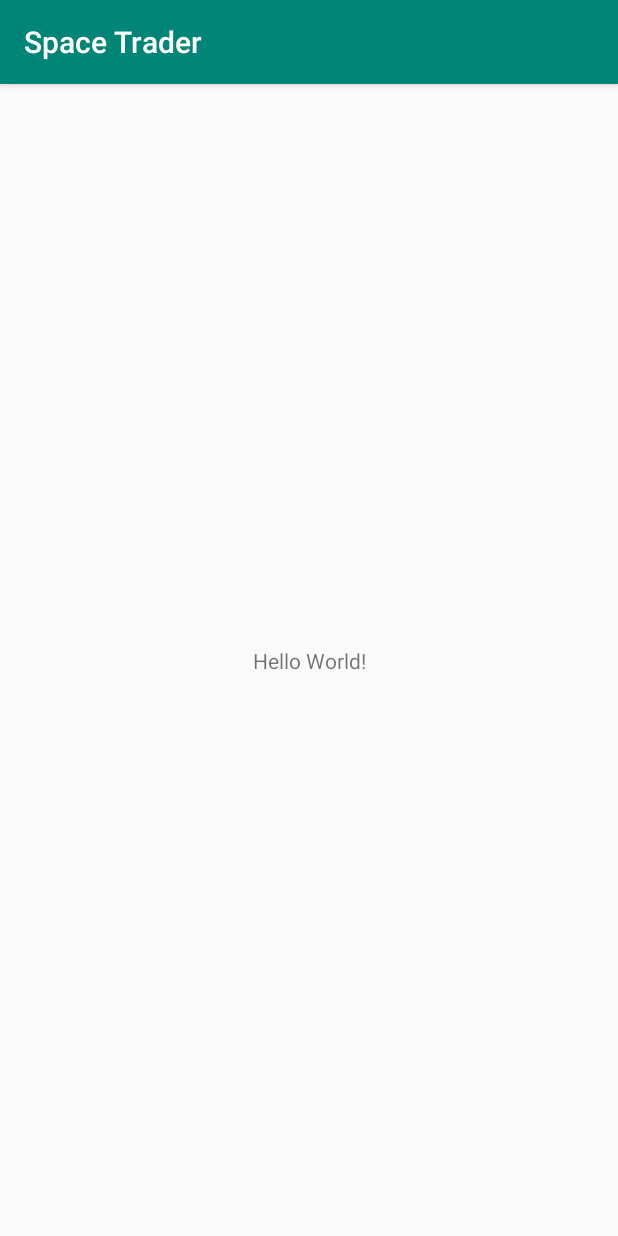
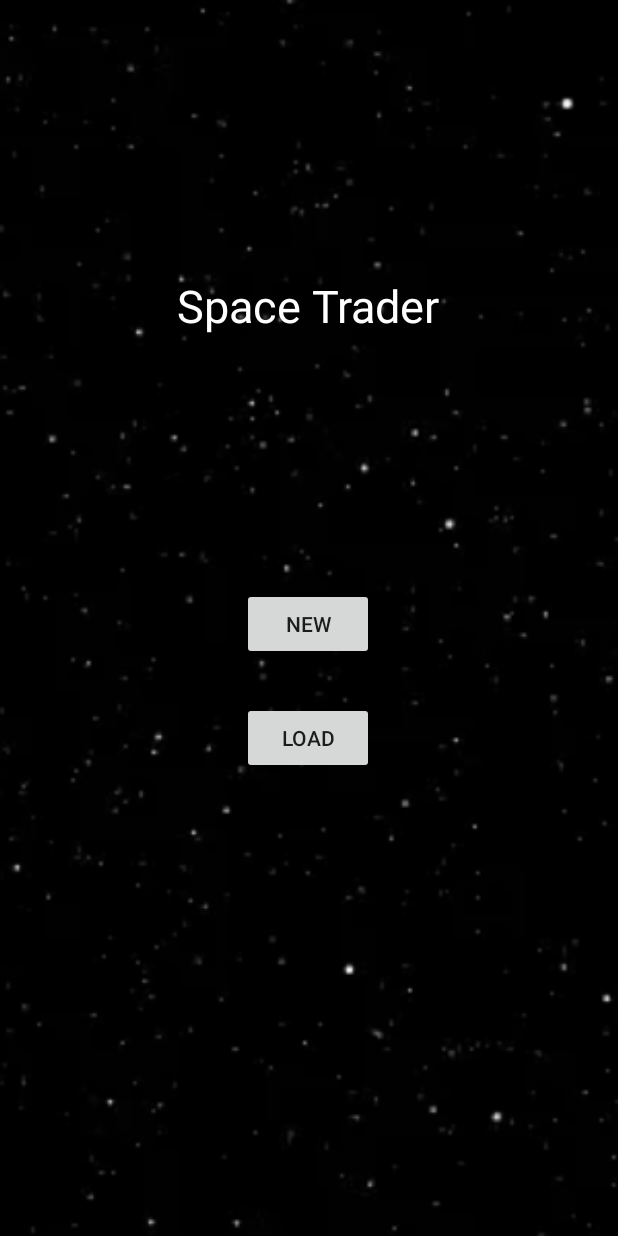
Before and after one commit to ghpvnist/Space-Trader, an Android app: the screen it shows after launch (MainActivity), on a phone screen of 412 x 824 dp. Run offline under Robolectric (Android 15) with nearby library versions, the phone set to English and light mode, and no system bars.

Commit message:
Create default start screen

```diff
--- a/app/build.gradle
+++ b/app/build.gradle
@@ -25,4 +25,5 @@ dependencies {
     testImplementation 'junit:junit:4.12'
     androidTestImplementation 'com.android.support.test:runner:1.0.2'
     androidTestImplementation 'com.android.support.test.espresso:espresso-core:3.0.2'
+    implementation 'com.android.support:recyclerview-v7:28.0.0'
 }
--- a/app/src/main/AndroidManifest.xml
+++ b/app/src/main/AndroidManifest.xml
@@ -9,6 +9,7 @@
         android:roundIcon="@mipmap/ic_launcher_round"
         android:supportsRtl="true"
         android:theme="@style/AppTheme">
+        <activity android:name=".CreateAccount"></activity>
         <activity android:name=".MainActivity">
             <intent-filter>
                 <action android:name="android.intent.action.MAIN" />
--- a/app/src/main/res/layout/activity_main.xml
+++ b/app/src/main/res/layout/activity_main.xml
@@ -6,13 +6,55 @@
     android:layout_height="match_parent"
     tools:context=".MainActivity">
 
+    <ImageView
+        android:layout_width="match_parent"
+        android:layout_height="match_parent"
+        android:scaleType="centerCrop"
+        android:src="@drawable/space"/>
+
     <TextView
+        android:id="@+id/textView"
         android:layout_width="wrap_content"
         android:layout_height="wrap_content"
-        android:text="Hello World!"
+        android:text="Space Trader"
+        android:textColor="@android:color/white"
+        android:textSize="30sp"
         app:layout_constraintBottom_toBottomOf="parent"
+        app:layout_constraintHorizontal_bias="0.498"
         app:layout_constraintLeft_toLeftOf="parent"
         app:layout_constraintRight_toRightOf="parent"
-        app:layout_constraintTop_toTopOf="parent" />
+        app:layout_constraintTop_toTopOf="parent"
+        app:layout_constraintVertical_bias="0.234" />
+
+    <Button
+        android:id="@+id/newAccount"
+        android:layout_width="wrap_content"
+        android:layout_height="wrap_content"
+        android:layout_marginStart="8dp"
+        android:layout_marginTop="168dp"
+        android:layout_marginEnd="8dp"
+        android:onClick="onClick"
+        android:text="New"
+        app:layout_constraintEnd_toEndOf="parent"
+        app:layout_constraintHorizontal_bias="0.498"
+        app:layout_constraintStart_toStartOf="parent"
+        app:layout_constraintTop_toBottomOf="@+id/textView" />
+
+    <Button
+        android:id="@+id/loadAccount"
+        android:layout_width="wrap_content"
+        android:layout_height="wrap_content"
+        android:layout_marginStart="8dp"
+        android:layout_marginTop="8dp"
+        android:layout_marginEnd="8dp"
+        android:layout_marginBottom="236dp"
+        android:onClick="onClick"
+        android:text="Load"
+        app:layout_constraintBottom_toBottomOf="parent"
+        app:layout_constraintEnd_toEndOf="parent"
+        app:layout_constraintHorizontal_bias="0.498"
+        app:layout_constraintStart_toStartOf="parent"
+        app:layout_constraintTop_toBottomOf="@+id/newAccount"
+        app:layout_constraintVertical_bias="0.214" />
 
 </android.support.constraint.ConstraintLayout>
--- a/app/src/main/res/values/styles.xml
+++ b/app/src/main/res/values/styles.xml
@@ -1,7 +1,7 @@
 <resources>
 
     <!-- Base application theme. -->
-    <style name="AppTheme" parent="Theme.AppCompat.Light.DarkActionBar">
+    <style name="AppTheme" parent="Theme.AppCompat.Light.NoActionBar">
         <!-- Customize your theme here. -->
         <item name="colorPrimary">@color/colorPrimary</item>
         <item name="colorPrimaryDark">@color/colorPrimaryDark</item>
```
Also changed, not shown: app/src/main/java/edu/gatech/cs2340/spacetrader/CreateAccount.java (added, +22 -0 lines), app/src/main/java/edu/gatech/cs2340/spacetrader/MainActivity.java (+28 -0 lines), app/src/main/res/layout/activity_create_account.xml (added, +78 -0 lines), app/src/main/res/drawable/space.webp (added).
